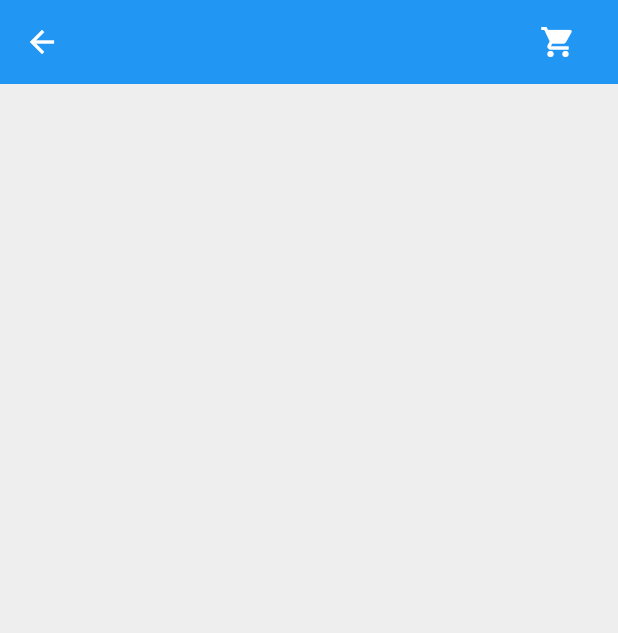
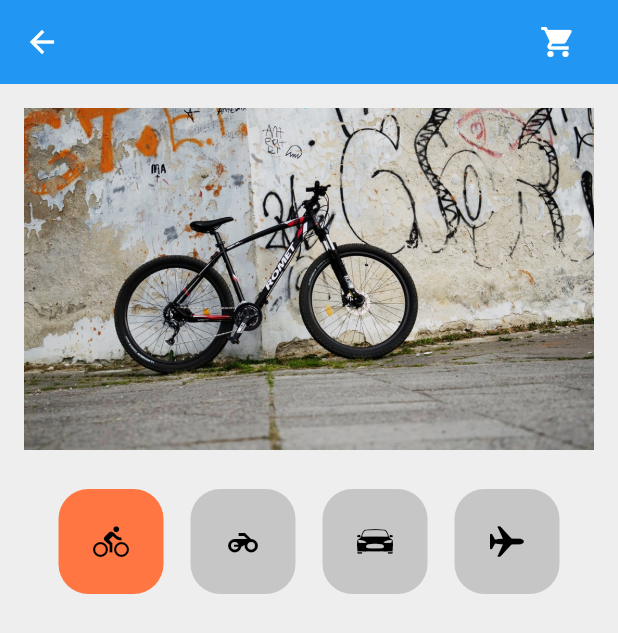
Before and after one commit to sh2orc/flutter_shoppingcart, a Flutter app: the screen it shows after launch, on a phone screen of 412 x 824 dp. Shown: the top 633 px of the screen. Run offline on Flutter 3.47's test engine with Material 2 defaults, Android fonts, the phone set to English and light mode, and no system bars.

```diff
--- a/lib/components/shoppingcart_header.dart
+++ b/lib/components/shoppingcart_header.dart
@@ -1,4 +1,6 @@
+import 'package:flutter/cupertino.dart';
 import 'package:flutter/material.dart';
+import 'package:flutter_shoppingcart/constants.dart';
 
 class ShoppingCartHeader extends StatefulWidget {
   @override
@@ -17,7 +19,52 @@ class _ShoppingCartHeaderState extends State<ShoppingCartHeader> {
 
   @override
   Widget build(BuildContext context) {
-    return SizedBox(
+    return Column(
+      children: [
+        _buildHeaderPic(),
+        _buildHeaderSelector(),
+      ],
+    );
+  }
+
+  _buildHeaderPic() {
+    return Padding(padding: const EdgeInsets.all(16.0),
+      child: AspectRatio(
+        aspectRatio: 5 / 3,
+        child: Image.asset(selectedPic[selectedId], fit: BoxFit.cover,),
+      ),);
+  }
+
+  _buildHeaderSelector() {
+    return Padding(padding: const EdgeInsets.only(left: 30, right: 30, top: 10, bottom: 30),
+    child: Row(
+      mainAxisAlignment: MainAxisAlignment.spaceAround,
+        children: [
+          _buildHeaderSelectorButton(0, Icons.directions_bike),
+          _buildHeaderSelectorButton(1, Icons.motorcycle),
+          _buildHeaderSelectorButton(2, CupertinoIcons.car_detailed),
+          _buildHeaderSelectorButton(3, CupertinoIcons.airplane),
+        ],
+    ),
+    );
+  }
+
+  _buildHeaderSelectorButton(int id, IconData mIcon) {
+    return Container(
+      width: 70,
+        height: 70,
+      decoration: BoxDecoration(
+        color: id == selectedId ? kAccentColor : kSecondaryColor,
+        borderRadius: BorderRadius.circular(20)
+      ),
+      child: IconButton(
+        icon: Icon(mIcon, color: Colors.black,),
+        onPressed: (){
+          setState(() {
+            selectedId = id;
+          });
+        },
+      ),
     );
   }
 }
```
